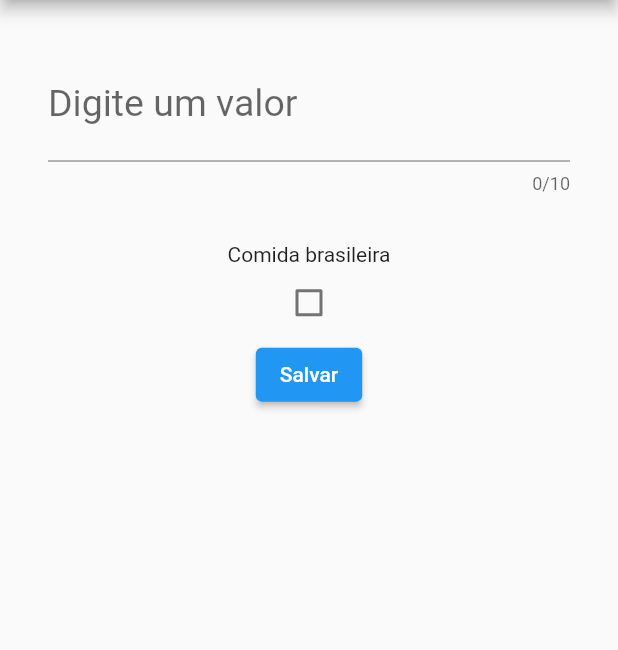
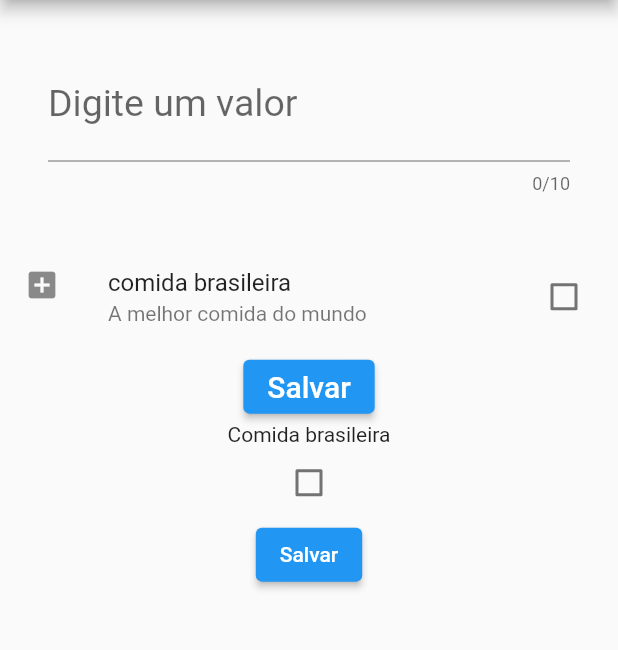
Before and after one commit to ayoline/entrada-de-dados, a Flutter app: the screen it shows after launch, after a tap on "Salvar", on a phone screen of 412 x 824 dp, the part 84-734 px from its top. Run offline on Flutter 3.47's test engine with Material 2 defaults, Android fonts, the phone set to English and light mode, and no system bars.

Commit message:
Mais modificações do arquivo CampoTexto

```diff
--- a/lib/CampoTexto.dart
+++ b/lib/CampoTexto.dart
@@ -45,6 +45,26 @@ class _CampoTextoState extends State<CampoTexto> {
                   color: Colors.amber),
             ),
           ),
+          CheckboxListTile(
+              title: Text("comida brasileira"),
+              subtitle: Text("A melhor comida do mundo"),
+              activeColor: Colors.red,
+              secondary: Icon(Icons.add_box),
+              value: _estaSelecionado,
+              onChanged: (bool? valor) {
+                setState(() {
+                  _estaSelecionado = valor;
+                });
+              }),
+          ElevatedButton(
+            child: Text(
+              "Salvar",
+              style: TextStyle(fontSize: 20),
+            ),
+            onPressed: () {
+              setState(() {});
+            },
+          ),
           Text("Comida brasileira"),
           Checkbox(
             value: _estaSelecionado,
```
